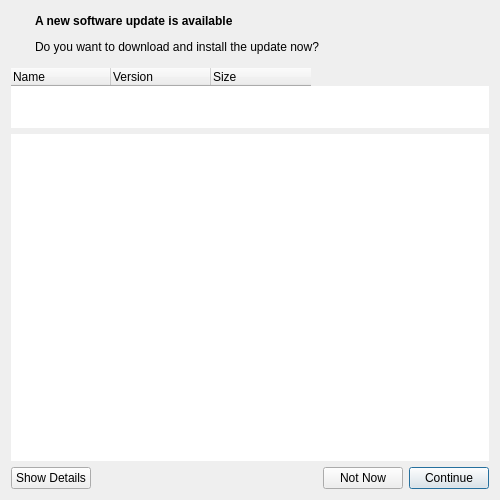
Before: the Qt Designer form usernotofication.ui in pixellots/unclient, drawn with Qt 5.
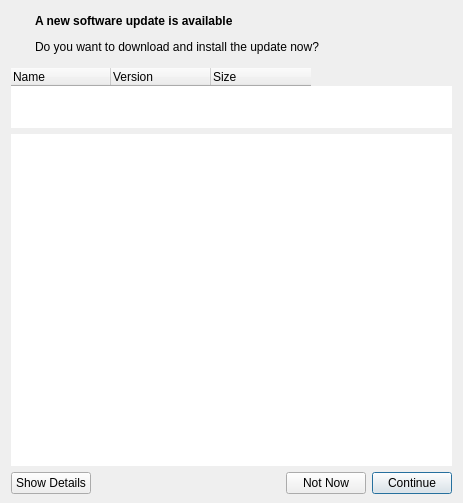
After: the same form once the commit is applied. Custom widgets are drawn as their Qt base class.

Diff of the .ui file:
```diff
--- a/usernotofication.ui
+++ b/usernotofication.ui
@@ -6,14 +6,17 @@
    <rect>
     <x>0</x>
     <y>0</y>
-    <width>500</width>
-    <height>500</height>
+    <width>463</width>
+    <height>503</height>
    </rect>
   </property>
   <property name="windowTitle">
    <string/>
   </property>
   <layout class="QGridLayout" name="gridLayout_2">
+   <property name="bottomMargin">
+    <number>9</number>
+   </property>
    <item row="0" column="0">
     <layout class="QGridLayout" name="gridLayout">
      <item row="0" column="0" rowspan="3" colspan="2">
@@ -149,7 +152,7 @@
       <string notr="true">&lt;!DOCTYPE HTML PUBLIC &quot;-//W3C//DTD HTML 4.0//EN&quot; &quot;http://www.w3.org/TR/REC-html40/strict.dtd&quot;&gt;
 &lt;html&gt;&lt;head&gt;&lt;meta name=&quot;qrichtext&quot; content=&quot;1&quot; /&gt;&lt;style type=&quot;text/css&quot;&gt;
 p, li { white-space: pre-wrap; }
-&lt;/style&gt;&lt;/head&gt;&lt;body style=&quot; font-family:'Ubuntu'; font-size:11pt; font-weight:400; font-style:normal;&quot;&gt;
+&lt;/style&gt;&lt;/head&gt;&lt;body style=&quot; font-family:'Lucida Grande'; font-size:13pt; font-weight:400; font-style:normal;&quot;&gt;
 &lt;p style=&quot;-qt-paragraph-type:empty; margin-top:0px; margin-bottom:0px; margin-left:0px; margin-right:0px; -qt-block-indent:0; text-indent:0px; font-family:'MS Shell Dlg 2'; font-size:8pt;&quot;&gt;&lt;br /&gt;&lt;/p&gt;&lt;/body&gt;&lt;/html&gt;</string>
      </property>
      <property name="openExternalLinks">
@@ -176,7 +179,7 @@
        </property>
        <property name="sizeHint" stdset="0">
         <size>
-         <width>168</width>
+         <width>110</width>
          <height>20</height>
         </size>
        </property>
```
